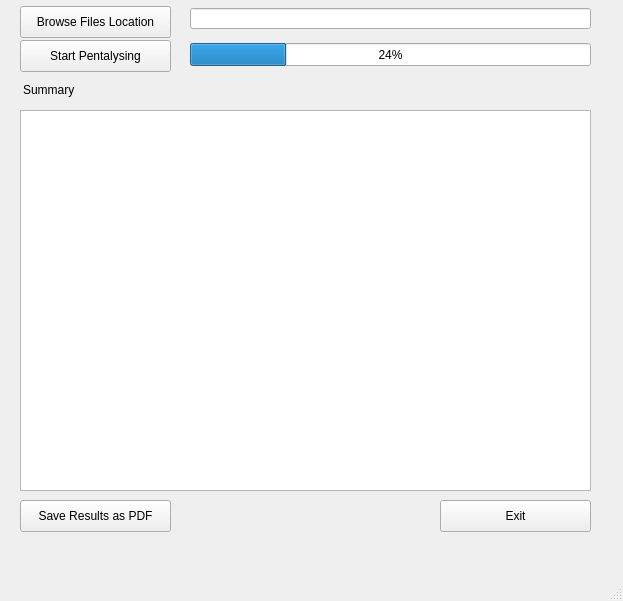
This is mainwindow.ui in aamagzoub/Pentalyser as Qt 5 draws it before an edit. The edited form follows.
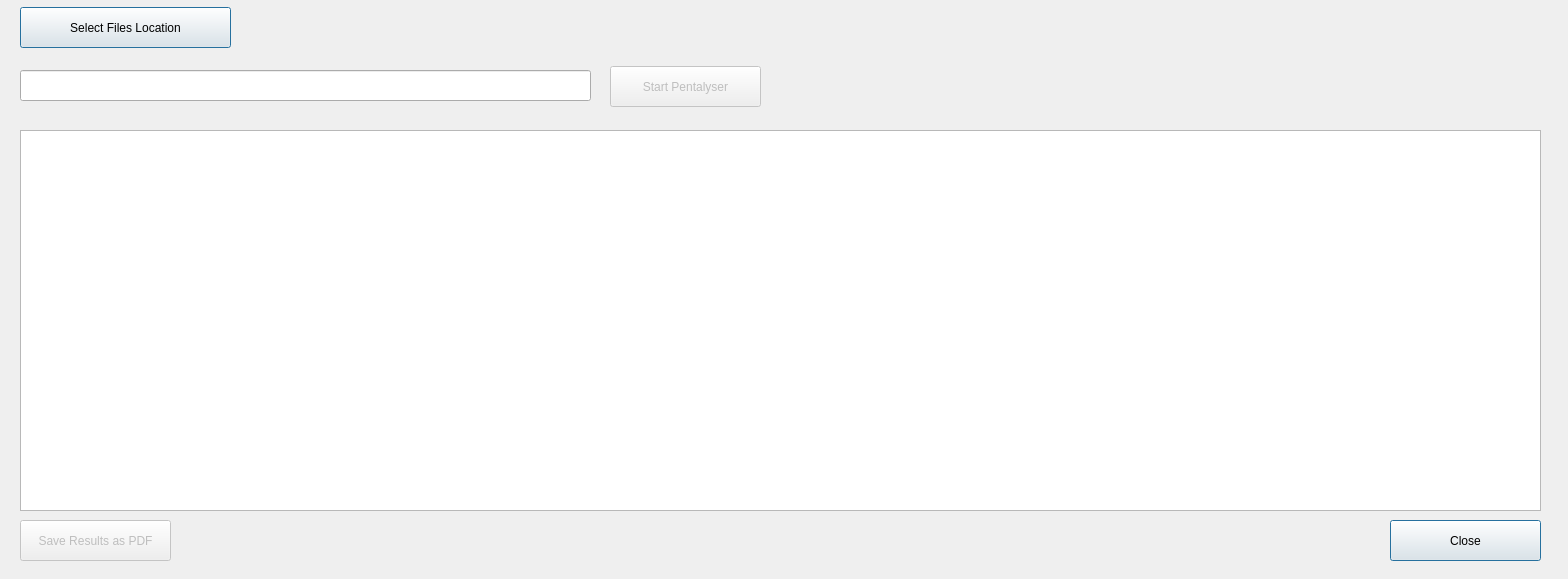
This is the edited form.

Diff of the .ui file:
```diff
--- a/mainwindow.ui
+++ b/mainwindow.ui
@@ -6,8 +6,8 @@
    <rect>
     <x>0</x>
     <y>0</y>
-    <width>623</width>
-    <height>601</height>
+    <width>1568</width>
+    <height>579</height>
    </rect>
   </property>
   <property name="windowTitle">
@@ -17,71 +17,69 @@
    <widget class="QPushButton" name="pushButton_2">
     <property name="geometry">
      <rect>
-      <x>440</x>
-      <y>500</y>
+      <x>1390</x>
+      <y>520</y>
       <width>151</width>
-      <height>32</height>
+      <height>41</height>
      </rect>
     </property>
     <property name="text">
-     <string>Exit</string>
+     <string>Close</string>
     </property>
-   </widget>
-   <widget class="QLineEdit" name="lineEdit">
-    <property name="geometry">
-     <rect>
-      <x>190</x>
-      <y>8</y>
-      <width>401</width>
-      <height>21</height>
-     </rect>
+    <property name="default">
+     <bool>true</bool>
     </property>
    </widget>
-   <widget class="QPushButton" name="pushButton_3">
+   <widget class="QLineEdit" name="pathLine">
+    <property name="enabled">
+     <bool>true</bool>
+    </property>
     <property name="geometry">
      <rect>
       <x>20</x>
-      <y>40</y>
-      <width>151</width>
-      <height>32</height>
+      <y>70</y>
+      <width>571</width>
+      <height>31</height>
      </rect>
     </property>
+    <property name="font">
+     <font>
+      <italic>false</italic>
+      <bold>false</bold>
+     </font>
+    </property>
     <property name="text">
-     <string>Start Pentalysing</string>
+     <string/>
     </property>
-   </widget>
-   <widget class="QProgressBar" name="progressBar">
-    <property name="geometry">
-     <rect>
-      <x>190</x>
-      <y>43</y>
-      <width>401</width>
-      <height>23</height>
-     </rect>
+    <property name="readOnly">
+     <bool>true</bool>
     </property>
-    <property name="value">
-     <number>24</number>
-    </property>
    </widget>
-   <widget class="QPushButton" name="pushButton_5">
+   <widget class="QPushButton" name="saveBtn">
+    <property name="enabled">
+     <bool>false</bool>
+    </property>
     <property name="geometry">
      <rect>
       <x>20</x>
-      <y>500</y>
+      <y>520</y>
       <width>151</width>
-      <height>32</height>
+      <height>41</height>
      </rect>
     </property>
     <property name="text">
      <string>Save Results as PDF</string>
     </property>
+    <property name="default">
+     <bool>true</bool>
+    </property>
    </widget>
    <widget class="QTextBrowser" name="textBrowser">
     <property name="geometry">
      <rect>
       <x>20</x>
-      <y>110</y>
-      <width>571</width>
+      <y>130</y>
+      <width>1521</width>
       <height>381</height>
      </rect>
     </property>
@@ -90,40 +88,73 @@
     <property name="geometry">
      <rect>
       <x>20</x>
-      <y>6</y>
-      <width>151</width>
-      <height>32</height>
+      <y>7</y>
+      <width>211</width>
+      <height>41</height>
      </rect>
     </property>
     <property name="text">
-     <string>Browse Files Location</string>
+     <string>Select Files Location</string>
+    </property>
+    <property name="default">
+     <bool>true</bool>
+    </property>
+    <property name="flat">
+     <bool>false</bool>
     </property>
    </widget>
-   <widget class="QLabel" name="label">
+   <widget class="QLabel" name="summaryLbl">
+    <property name="enabled">
+     <bool>false</bool>
+    </property>
     <property name="geometry">
      <rect>
       <x>23</x>
-      <y>82</y>
+      <y>110</y>
       <width>71</width>
       <height>16</height>
      </rect>
     </property>
     <property name="text">
-     <string>Summary</string>
+     <string/>
     </property>
    </widget>
+   <widget class="QLabel" name="pathLbl">
+    <property name="enabled">
+     <bool>false</bool>
+    </property>
+    <property name="geometry">
+     <rect>
+      <x>20</x>
+      <y>50</y>
+      <width>291</width>
+      <height>16</height>
+     </rect>
+    </property>
+    <property name="text">
+     <string/>
+    </property>
+   </widget>
+   <widget class="QPushButton" name="startPentalyserBtn">
+    <property name="enabled">
+     <bool>false</bool>
+    </property>
+    <property name="geometry">
+     <rect>
+      <x>610</x>
+      <y>66</y>
+      <width>151</width>
+      <height>41</height>
+     </rect>
+    </property>
+    <property name="text">
+     <string>Start Pentalyser</string>
+    </property>
+    <property name="default">
+     <bool>true</bool>
+    </property>
+   </widget>
   </widget>
-  <widget class="QMenuBar" name="menubar">
-   <property name="geometry">
-    <rect>
-     <x>0</x>
-     <y>0</y>
-     <width>623</width>
-     <height>24</height>
-    </rect>
-   </property>
-  </widget>
-  <widget class="QStatusBar" name="statusbar"/>
  </widget>
  <resources/>
  <connections/>
```
Left out of the diff: 4 changed lines with no effect on the pictures.
